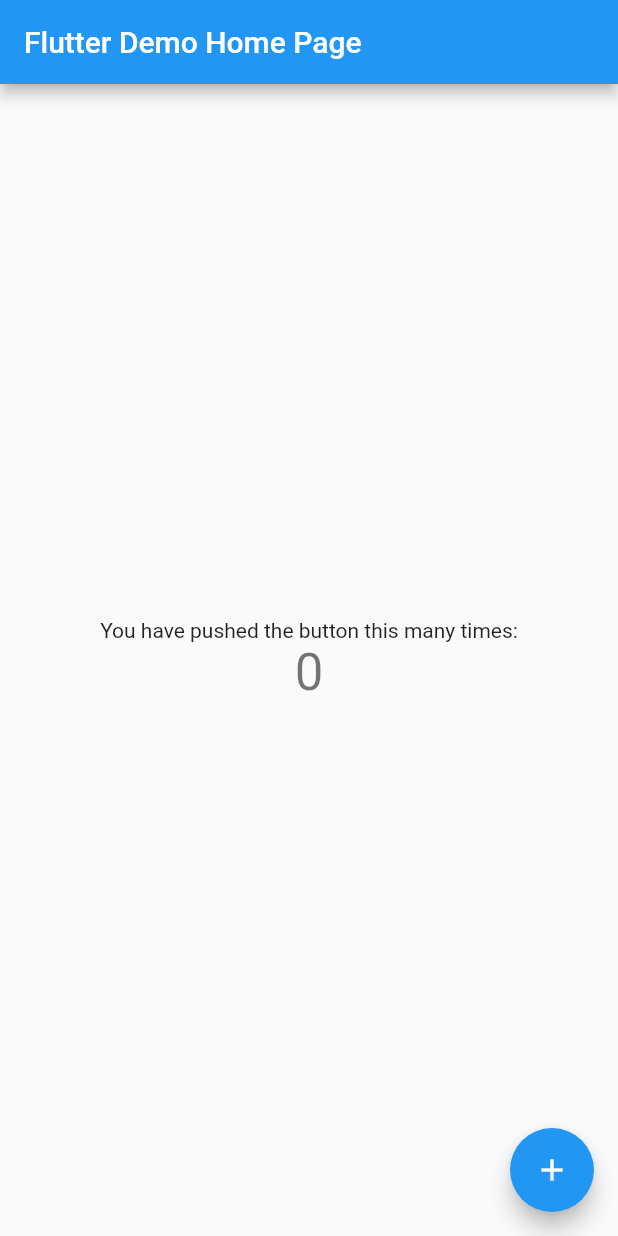
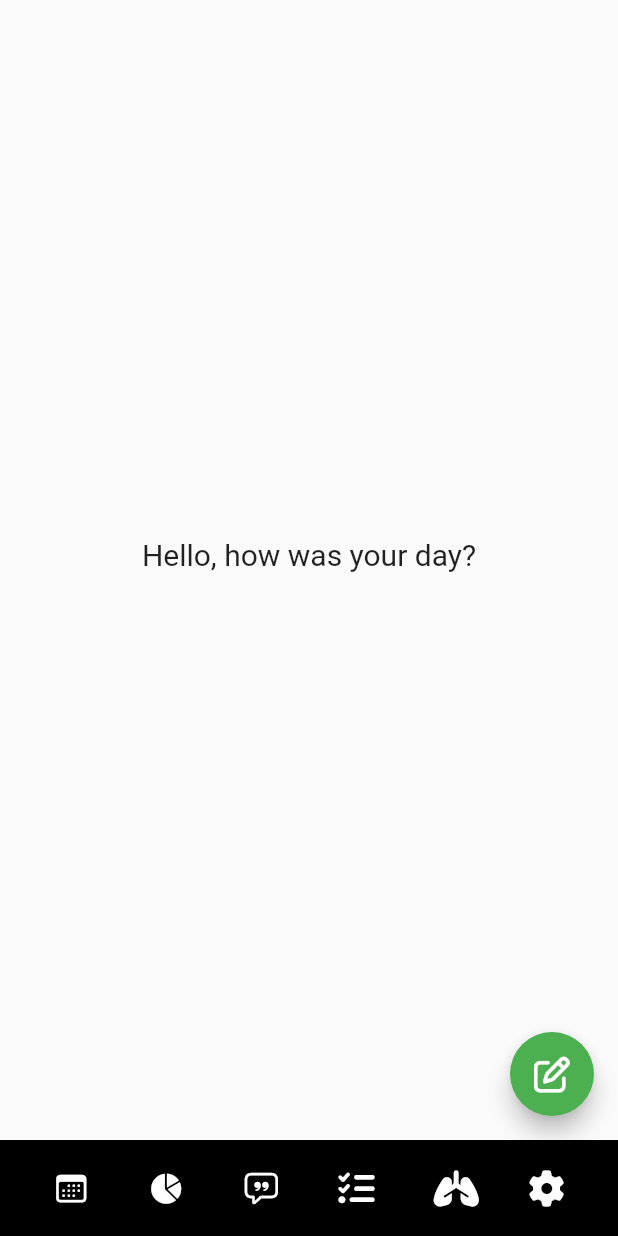
Before and after one commit to valibojici/mood_tracker, a Flutter app: the screen it shows after launch, on a phone screen of 412 x 824 dp. Run offline on Flutter 3.47's test engine with Material 2 defaults, Android fonts, the phone set to English and light mode, and no system bars; our stand-ins replace font_awesome_flutter, hive, hive_flutter, multi_select_flutter, table_calendar; accounts and stored records are empty.

Commit message:
Revert "Revert "Calendar journal""
This reverts commit 4aaaadf1f6361956c42fd4fa6d124cfd94946c80.

```diff
--- /dev/null
+++ b/assets/temp.txt
@@ -0,0 +1 @@
+un fisier ca folderul asta sa nu fie gol si sa l pun pe git
--- a/lib/main.dart
+++ b/lib/main.dart
@@ -1,115 +1,38 @@
 import 'package:flutter/material.dart';
+import 'package:mood_tracker/model/Record.dart';
+import 'package:mood_tracker/pages/breathing/BreathingExercise.dart';
+import 'package:mood_tracker/pages/calendar/Calendar.dart';
+import 'package:mood_tracker/pages/home/Home.dart';
+import 'package:mood_tracker/pages/objectives/Objectives.dart';
+import 'package:mood_tracker/pages/quotes/Quotes.dart';
+import 'package:mood_tracker/pages/settings/Settings.dart';
+import 'package:mood_tracker/pages/statistics/Statistics.dart';
+import 'package:hive_flutter/hive_flutter.dart';
 
-void main() {
-  runApp(const MyApp());
+void main() async {
+  await Hive.initFlutter();
+  Hive.registerAdapter(RecordAdapter());
+  await Hive.openBox('journal');
+  runApp(const MoodTracker());
 }
 
-class MyApp extends StatelessWidget {
-  const MyApp({Key? key}) : super(key: key);
+class MoodTracker extends StatelessWidget {
+  const MoodTracker({Key? key}) : super(key: key);
 
-  // This widget is the root of your application.
   @override
   Widget build(BuildContext context) {
     return MaterialApp(
-      title: 'Flutter Demo',
-      theme: ThemeData(
-        // This is the theme of your application.
-        //
-        // Try running your application with "flutter run". You'll see the
-        // application has a blue toolbar. Then, without quitting the app, try
-        // changing the primarySwatch below to Colors.green and then invoke
-        // "hot reload" (press "r" in the console where you ran "flutter run",
-        // or simply save your changes to "hot reload" in a Flutter IDE).
-        // Notice that the counter didn't reset back to zero; the application
-        // is not restarted.
-        primarySwatch: Colors.blue,
-      ),
-      home: const MyHomePage(title: 'Flutter Demo Home Page'),
+      initialRoute: '/home',
+      routes: {
+        '/home': (context) => const Home(),
+        '/calendar': (context) => const Calendar(),
+        '/statistics': (context) => const Statistics(),
+        '/objectives': (context) => const Objectives(),
+        '/quotes': (context) => const Quotes(),
+        '/breathing': (context) => const BreathingExercise(),
+        '/settings': (context) => const Settings(),
+      },
+      title: "Mood Tracker",
     );
   }
 }
-
-class MyHomePage extends StatefulWidget {
-  const MyHomePage({Key? key, required this.title}) : super(key: key);
-
-  // This widget is the home page of your application. It is stateful, meaning
-  // that it has a State object (defined below) that contains fields that affect
-  // how it looks.
-
-  // This class is the configuration for the state. It holds the values (in this
-  // case the title) provided by the parent (in this case the App widget) and
-  // used by the build method of the State. Fields in a Widget subclass are
-  // always marked "final".
-
-  final String title;
-
-  @override
-  State<MyHomePage> createState() => _MyHomePageState();
-}
-
-class _MyHomePageState extends State<MyHomePage> {
-  int _counter = 0;
-
-  void _incrementCounter() {
-    setState(() {
-      // This call to setState tells the Flutter framework that something has
-      // changed in this State, which causes it to rerun the build method below
-      // so that the display can reflect the updated values. If we changed
-      // _counter without calling setState(), then the build method would not be
-      // called again, and so nothing would appear to happen.
-      _counter++;
-    });
-  }
-
-  @override
-  Widget build(BuildContext context) {
-    // This method is rerun every time setState is called, for instance as done
-    // by the _incrementCounter method above.
-    //
-    // The Flutter framework has been optimized to make rerunning build methods
-    // fast, so that you can just rebuild anything that needs updating rather
-    // than having to individually change instances of widgets.
-    return Scaffold(
-      appBar: AppBar(
-        // Here we take the value from the MyHomePage object that was created by
-        // the App.build method, and use it to set our appbar title.
-        title: Text(widget.title),
-      ),
-      body: Center(
-        // Center is a layout widget. It takes a single child and positions it
-        // in the middle of the parent.
-        child: Column(
-          // Column is also a layout widget. It takes a list of children and
-          // arranges them vertically. By default, it sizes itself to fit its
-          // children horizontally, and tries to be as tall as its parent.
-          //
-          // Invoke "debug painting" (press "p" in the console, choose the
-          // "Toggle Debug Paint" action from the Flutter Inspector in Android
-          // Studio, or the "Toggle Debug Paint" command in Visual Studio Code)
-          // to see the wireframe for each widget.
-          //
-          // Column has various properties to control how it sizes itself and
-          // how it positions its children. Here we use mainAxisAlignment to
-          // center the children vertically; the main axis here is the vertical
-          // axis because Columns are vertical (the cross axis would be
-          // horizontal).
-          mainAxisAlignment: MainAxisAlignment.center,
-          children: <Widget>[
-            const Text(
-              'You have pushed the button this many times:',
-            ),
-            Text(
-              '$_counter',
-              style: Theme.of(context).textTheme.headline4,
-            ),
-          ],
-        ),
-      ),
-      floatingActionButton: FloatingActionButton(
-        onPressed: _incrementCounter,
-        tooltip: 'Increment',
-        child: const Icon(Icons.add),
-      ), // This trailing comma makes auto-formatting nicer for build methods.
-    );
-  }
-}
--- /dev/null
+++ b/lib/pages/home/BottomHomeMenu.dart
@@ -0,0 +1,45 @@
+import 'package:flutter/cupertino.dart';
+import 'package:flutter/material.dart';
+import 'package:font_awesome_flutter/font_awesome_flutter.dart';
+
+class BottomHomeMenu extends StatelessWidget {
+  const BottomHomeMenu({Key? key}) : super(key: key);
+
+  @override
+  Widget build(BuildContext context) {
+    return Container(
+      color: Colors.black,
+      padding: EdgeInsets.all(8),
+      child: Row(
+        mainAxisAlignment: MainAxisAlignment.spaceEvenly,
+        crossAxisAlignment: CrossAxisAlignment.center,
+        children: [
+          IconButton(
+              color: Colors.white,
+              onPressed: () => Navigator.pushNamed(context, '/calendar'),
+              icon: Icon(CupertinoIcons.calendar)),
+          IconButton(
+              color: Colors.white,
+              onPressed: () => Navigator.pushNamed(context, '/statistics'),
+              icon: Icon(CupertinoIcons.chart_pie_fill)),
+          IconButton(
+              color: Colors.white,
+              onPressed: () => Navigator.pushNamed(context, '/quotes'),
+              icon: Icon(CupertinoIcons.quote_bubble)),
+          IconButton(
+              color: Colors.white,
+              onPressed: () => Navigator.pushNamed(context, '/objectives'),
+              icon: Icon(FontAwesomeIcons.listCheck)),
+          IconButton(
+              color: Colors.white,
+              onPressed: () => Navigator.pushNamed(context, '/breathing'),
+              icon: Icon(FontAwesomeIcons.lungs)),
+          IconButton(
+              color: Colors.white,
+              onPressed: () => Navigator.pushNamed(context, '/settings'),
+              icon: Icon(FontAwesomeIcons.gear)),
+        ],
+      ),
+    );
+  }
+}
--- /dev/null
+++ b/lib/pages/home/Home.dart
@@ -0,0 +1,49 @@
+import 'package:flutter/cupertino.dart';
+import 'package:flutter/material.dart';
+import 'package:font_awesome_flutter/font_awesome_flutter.dart';
+import 'package:mood_tracker/pages/calendar/Journal.dart';
+import 'package:mood_tracker/pages/home/BottomHomeMenu.dart';
+
+/*
+  Aici ar fi pagina de home
+  Eu ma gandeam sa avem un mesaj gen 'How was your day?' daca ziua asta nu e completata
+  altfel ceva gen 'Hope you are feeling ok' idk
+  Eventual si un buton care te duce sa completezi ziua curenta daca nu ai completat o deja
+*/
+
+class Home extends StatelessWidget {
+  const Home({Key? key}) : super(key: key);
+
+  @override
+  Widget build(BuildContext context) {
+    const Text textHome = Text(
+      "Hello, how was your day?",
+      style: TextStyle(
+        fontSize: 20,
+      ),
+    );
+
+    return Scaffold(
+      body: SizedBox(
+        width: double.infinity,
+        child: Column(
+          mainAxisAlignment: MainAxisAlignment.center,
+          crossAxisAlignment: CrossAxisAlignment.center,
+          children: const [
+            textHome,
+            SizedBox(height: 20),
+          ],
+        ),
+      ),
+      bottomNavigationBar: const BottomHomeMenu(),
+      floatingActionButton: FloatingActionButton(
+        onPressed: () {
+          Navigator.of(context).push(MaterialPageRoute(
+              builder: (context) => Journal(currentDate: DateTime.now())));
+        },
+        backgroundColor: Colors.green,
+        child: const Icon(FontAwesomeIcons.penToSquare),
+      ),
+    );
+  }
+}
```
Also changed, not shown: lib/model/Record.dart (added, +37 -0 lines), lib/pages/breathing/BreathingExercise.dart (added, +15 -0 lines), lib/pages/calendar/Calendar.dart (added, +28 -0 lines), lib/pages/calendar/CalendarDays.dart (added, +61 -0 lines), lib/pages/calendar/Journal.dart (added, +258 -0 lines), lib/pages/objectives/Objectives.dart (added, +28 -0 lines), lib/pages/quotes/Quotes.dart (added, +27 -0 lines), lib/pages/settings/Settings.dart (added, +24 -0 lines), lib/pages/statistics/Statistics.dart (added, +26 -0 lines), pubspec.yaml (+10 -0 lines), lib/model/Record.g.dart (added), 1 other file.
